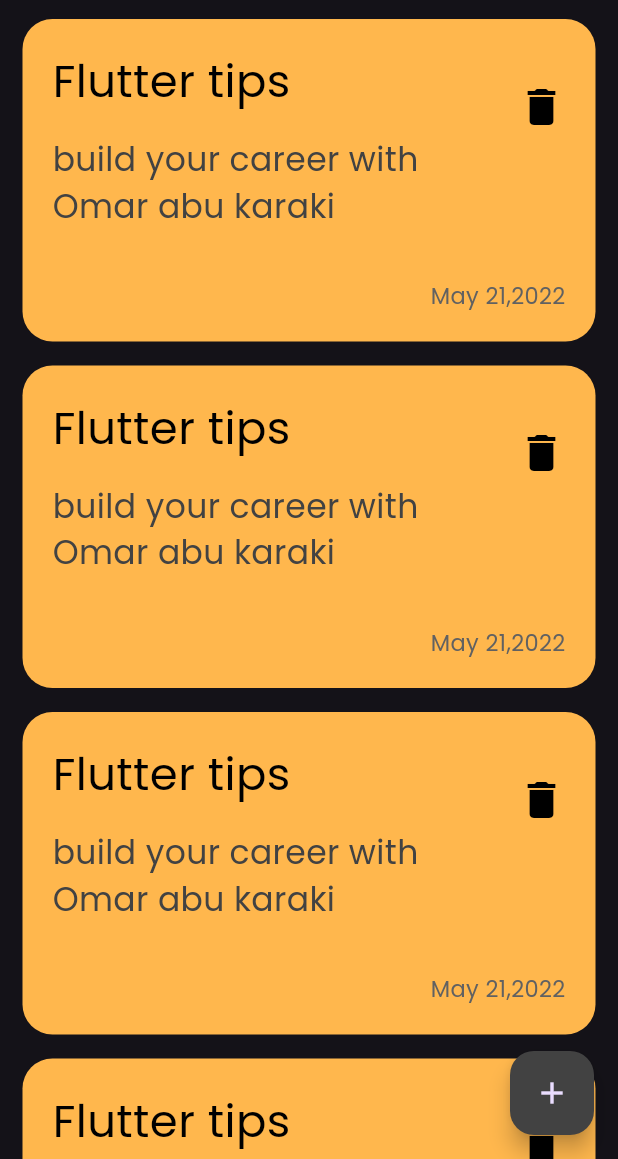
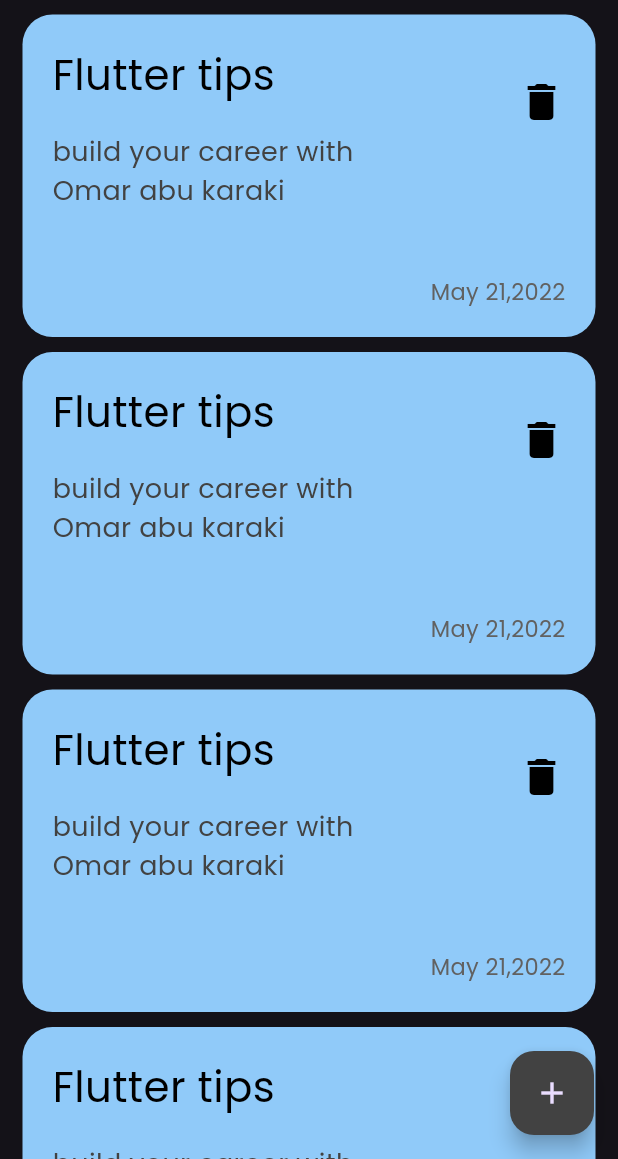
Before and after one commit to omarabukaraki/note_application, a Flutter app: the screen it shows after launch, on a phone screen of 412 x 824 dp, the part 77-1236 px from its top. Run offline on Flutter 3.47's test engine with Material 2 defaults, Android fonts, the phone set to English and light mode, and no system bars.

Commit message:
change some ui

```diff
--- a/lib/component/note_component.dart
+++ b/lib/component/note_component.dart
@@ -2,12 +2,12 @@ import 'package:flutter/material.dart';
 
 // ignore: must_be_immutable
 class NoteComponent extends StatelessWidget {
-  NoteComponent({super.key, this.color});
-  Color? color;
+  const NoteComponent({super.key, this.color});
+  final Color? color;
   @override
   Widget build(BuildContext context) {
     return Container(
-      margin: const EdgeInsets.symmetric(horizontal: 15, vertical: 8),
+      margin: const EdgeInsets.symmetric(horizontal: 15, vertical: 5),
       width: double.infinity,
       height: 215,
       decoration: BoxDecoration(
@@ -28,7 +28,7 @@ class NoteComponent extends StatelessWidget {
                         child: Text(
                       'Flutter tips',
                       overflow: TextOverflow.ellipsis,
-                      style: TextStyle(fontSize: 30, color: Colors.black),
+                      style: TextStyle(fontSize: 28, color: Colors.black),
                     )),
                     Expanded(
                         flex: 2,
@@ -37,7 +37,7 @@ class NoteComponent extends StatelessWidget {
                           overflow: TextOverflow.ellipsis,
                           maxLines: 3,
                           style: TextStyle(
-                              fontSize: 22, color: Colors.grey.shade800),
+                              fontSize: 18, color: Colors.grey.shade800),
                         )),
                   ],
                 ),
--- a/lib/component/note_list_view.dart
+++ b/lib/component/note_list_view.dart
@@ -12,9 +12,7 @@ class NotesViewBody extends StatelessWidget {
     return ListView.builder(
       itemCount: 4,
       itemBuilder: (context, index) {
-        return NoteComponent(
-          color: Colors.orange.shade300,
-        );
+        return const NoteComponent();
       },
     );
   }
--- a/lib/views/note_view.dart
+++ b/lib/views/note_view.dart
@@ -1,7 +1,5 @@
 import 'package:flutter/material.dart';
 import 'package:note_app/views/note_details_view.dart';
-
-import '../component/note_component.dart';
 import '../component/note_list_view.dart';
 
 class NoteView extends StatelessWidget {
```
